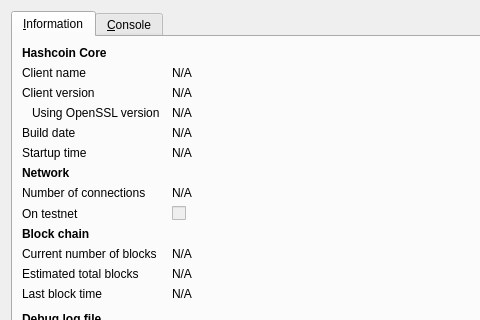
Old version of the form src/qt/forms/rpcconsole.ui in the repository hscoin/hashcoin; both pictures show x 0 to 480 and y 0 to 320 of the 740 by 450 pixel window.
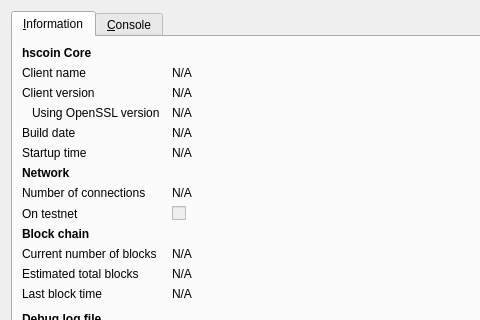
New version of the form. Icons and pictures are not drawn.

```diff
--- a/src/qt/forms/rpcconsole.ui
+++ b/src/qt/forms/rpcconsole.ui
@@ -36,7 +36,7 @@
           </font>
          </property>
          <property name="text">
-          <string>Hashcoin Core</string>
+          <string>hscoin Core</string>
          </property>
         </widget>
        </item>
```
Left out of the diff: 6 changed lines with no effect on the pictures.
